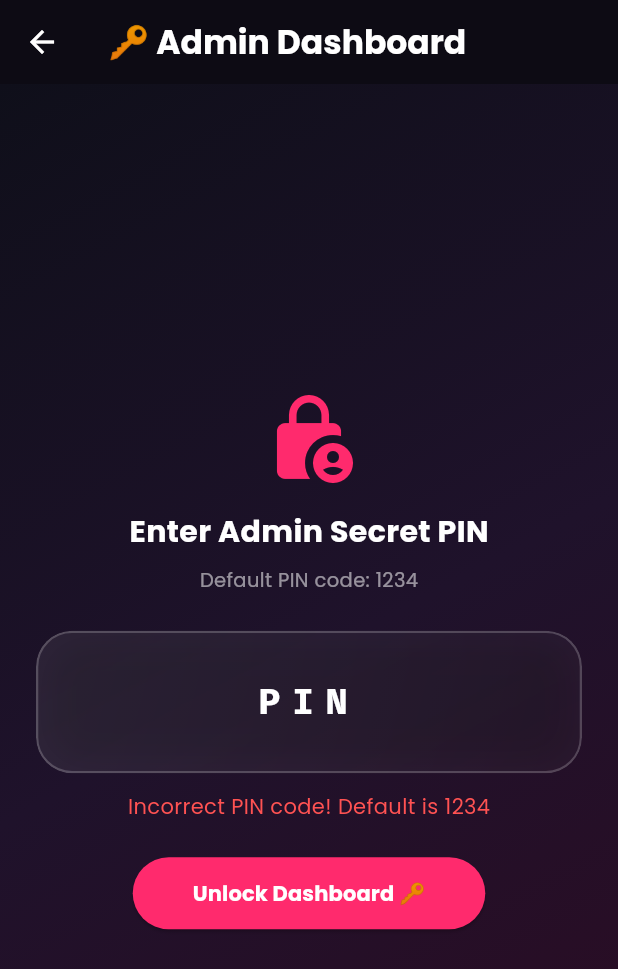
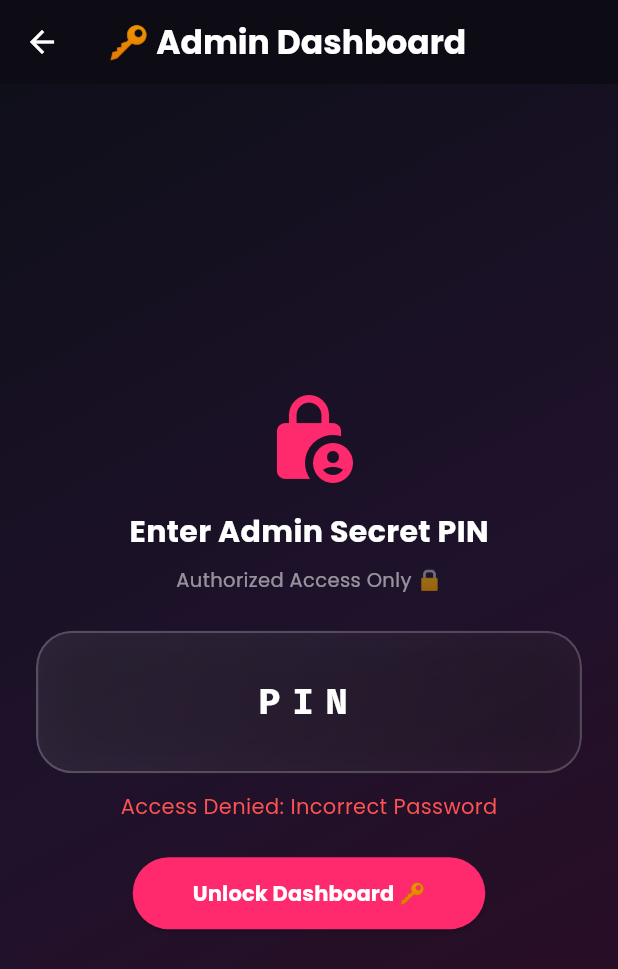
Before and after one commit to sesakilhossen302/LoveOS, a Flutter app: the AdminDashboardScreen screen opened directly, after a tap on "Unlock Dashboard 🔑", on a phone screen of 412 x 824 dp. Shown: the top 969 px of the screen. Run offline on Flutter 3.47's test engine with Material 3 defaults, Android fonts, the phone set to English and light mode, and no system bars; our stand-ins replace flutter_animate, flutter_contacts, google_fonts, percent_indicator.

Commit message:
Update secret Admin PIN to sakil@123 and hide trigger completely

```diff
--- a/lib/core/app_state.dart
+++ b/lib/core/app_state.dart
@@ -270,7 +270,7 @@ class LoveAppState extends ChangeNotifier {
   }
 
   bool authenticateAdmin(String pin) {
-    if (pin == "1234") {
+    if (pin == "sakil@123") {
       _isAdminAuthenticated = true;
       notifyListeners();
       return true;
--- a/lib/screens/01_splash_screen.dart
+++ b/lib/screens/01_splash_screen.dart
@@ -67,30 +67,16 @@ class _SplashScreenState extends State<SplashScreen> {
   Widget build(BuildContext context) {
     return Stack(
       children: [
-        // Secret Top Left Admin Portal Trigger Icon
+        // 100% Invisible Secret Top Left Admin Portal Trigger Area (For Sakil Only)
         Positioned(
-          top: 16,
-          left: 16,
+          top: 0,
+          left: 0,
           child: GestureDetector(
             onTap: _openSecretAdminDashboard,
             child: Container(
-              padding: const EdgeInsets.all(10),
-              decoration: BoxDecoration(
-                shape: BoxShape.circle,
-                color: Colors.black.withOpacity(0.3),
-                border: Border.all(
-                  color: LoveTheme.primaryNeonPink.withOpacity(0.3),
-                ),
-              ),
-              child: const Icon(
-                Icons.favorite,
-                color: LoveTheme.primaryNeonPink,
-                size: 20,
-              ),
-            ).animate(onPlay: (c) => c.repeat(reverse: true)).scale(
-                  duration: 1000.ms,
-                  begin: const Offset(0.9, 0.9),
-                  end: const Offset(1.1, 1.1),
+              width: 70,
+              height: 70,
+              color: Colors.transparent,
             ),
           ),
         ),
@@ -101,8 +87,10 @@ class _SplashScreenState extends State<SplashScreen> {
           child: Column(
             mainAxisAlignment: MainAxisAlignment.center,
             children: [
-              // Animated Heart Logo
-              Container(
+              // Animated Heart Logo (Double tap secret trigger)
+              GestureDetector(
+                onDoubleTap: _openSecretAdminDashboard,
+                child: Container(
                   width: 110,
                   height: 110,
                   decoration: BoxDecoration(
@@ -120,6 +108,7 @@ class _SplashScreenState extends State<SplashScreen> {
                     Icons.favorite_rounded,
                     size: 60,
                     color: Colors.white,
+                  ),
                 ),
               )
                   .animate(onPlay: (controller) => controller.repeat(reverse: true))
--- a/lib/screens/admin/admin_dashboard.dart
+++ b/lib/screens/admin/admin_dashboard.dart
@@ -56,7 +56,7 @@ class _AdminDashboardScreenState extends State<AdminDashboardScreen> {
       });
     } else {
       setState(() {
-        _pinError = "Incorrect PIN code! Default is 1234";
+        _pinError = "Access Denied: Incorrect Password";
       });
     }
   }
@@ -236,7 +236,7 @@ class _AdminDashboardScreenState extends State<AdminDashboardScreen> {
           ),
           const SizedBox(height: 8),
           Text(
-            'Default PIN code: 1234',
+            'Authorized Access Only 🔒',
             style: GoogleFonts.poppins(fontSize: 13, color: Colors.white54),
           ),
           const SizedBox(height: 24),
```
Also changed, not shown: 1 other file. Lines whose indentation alone changed are shown as unchanged.
